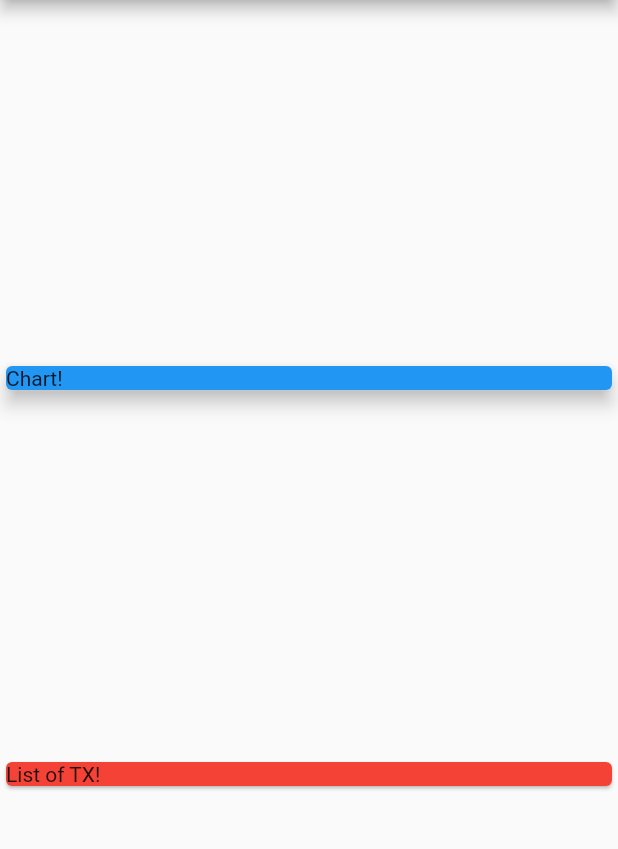
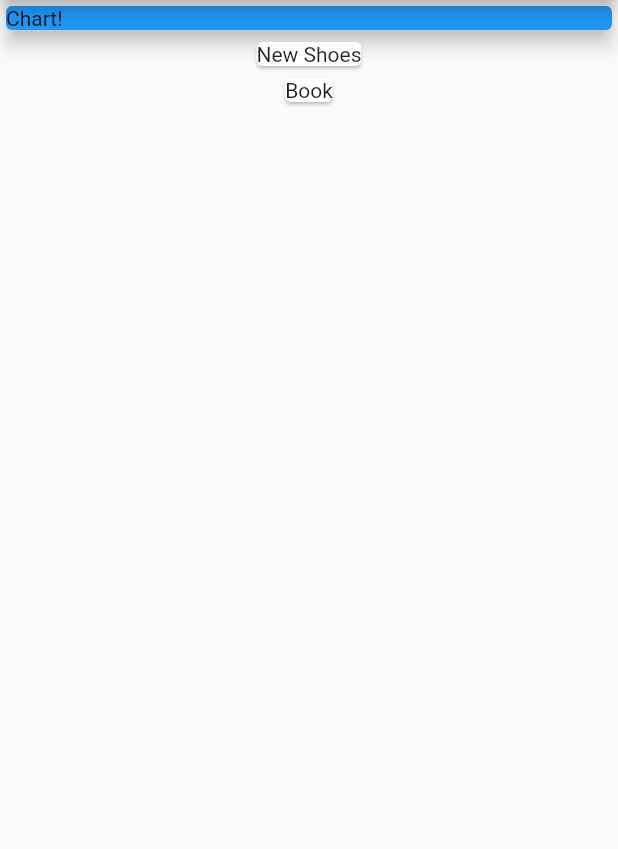
Before and after one commit to DavidCastelloBatet/expenses_control_f223, a Flutter app: the screen it shows after launch, on a phone screen of 412 x 824 dp, the part 84-933 px from its top. Run offline on Flutter 3.47's test engine with Material 2 defaults, Android fonts, the phone set to English and light mode, and no system bars.

Commit message:
75 Mapping dta into widgets

```diff
--- a/lib/main.dart
+++ b/lib/main.dart
@@ -18,7 +18,7 @@ class MyApp extends StatelessWidget {
 }
 
 class MyHomePage extends StatelessWidget {
-  final List<Transaction> transaction = [
+  final List<Transaction> transactions = [
     Transaction(
       id: 't1',
       title: 'New Shoes',
@@ -41,8 +41,7 @@ class MyHomePage extends StatelessWidget {
           title: Text('Expenses Control'),
         ),
         body: Column(
-          mainAxisAlignment: MainAxisAlignment.spaceEvenly,
-          crossAxisAlignment: CrossAxisAlignment.stretch,
+          mainAxisAlignment: MainAxisAlignment.start,
           children: [
             Card(
               color: Colors.blue,
@@ -52,9 +51,12 @@ class MyHomePage extends StatelessWidget {
                 child: Text('Chart!'),
               ),
             ),
-            Card(
-              color: Colors.red,
-              child: Text('List of TX!'),
+            Column(
+              children: transactions.map((tx) {
+                return Card(
+                  child: Text(tx.title),
+                );
+              }).toList(),
             ),
           ],
         ),
```
